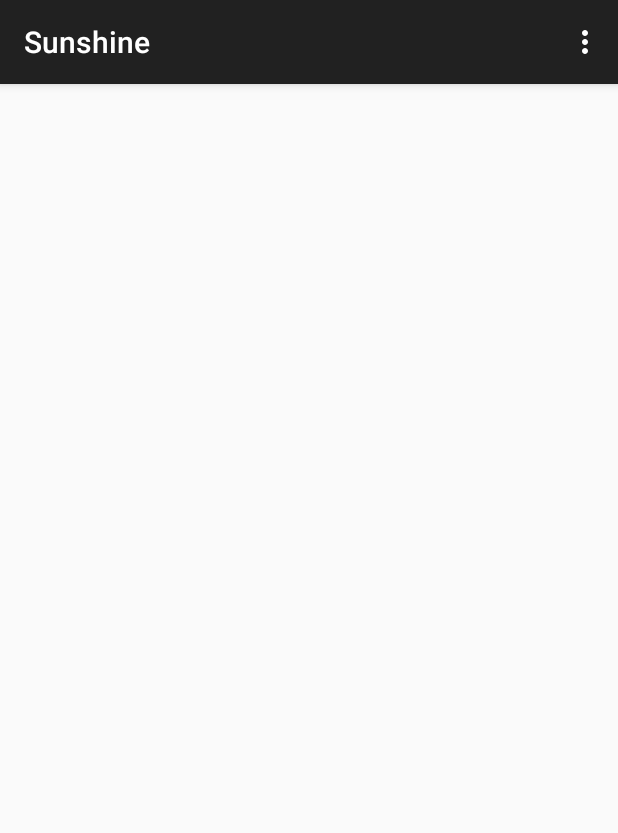
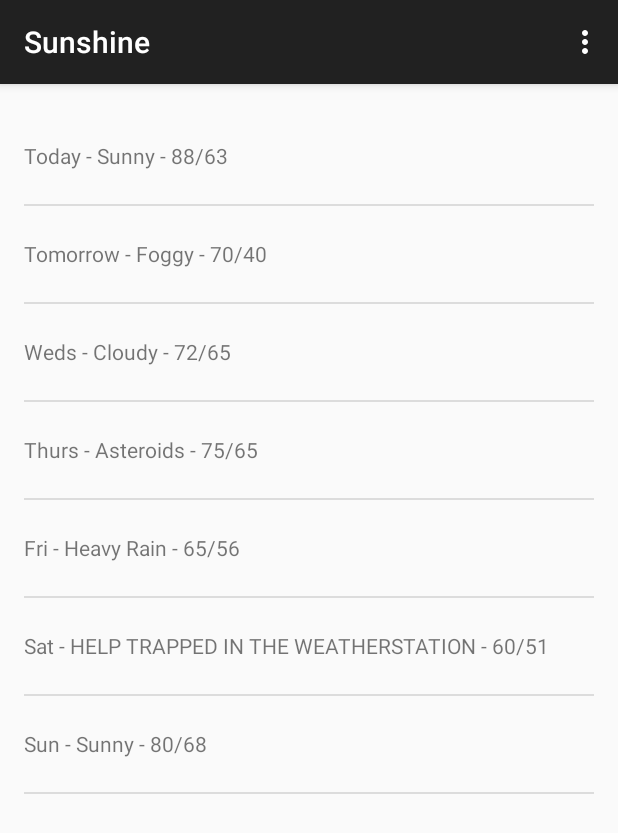
Before and after one commit to fnc314/sunshine_app_udacity_android, an Android app: the screen it shows after launch (MainActivity), on a phone screen of 412 x 824 dp. Shown: the top 833 px of the screen. Run offline under Robolectric (Android 15) with nearby library versions, the phone set to English and light mode, and no system bars.

```diff
--- a/app/src/main/java/com/fnc314/sunshine/app/MainActivity.java
+++ b/app/src/main/java/com/fnc314/sunshine/app/MainActivity.java
@@ -10,7 +10,12 @@ import android.view.MenuItem;
 import android.view.View;
 import android.view.ViewGroup;
 import android.os.Build;
+import android.widget.ArrayAdapter;
+import android.widget.ListView;
 
+import java.util.ArrayList;
+import java.util.Arrays;
+import java.util.List;
 
 
 public class MainActivity extends ActionBarActivity {
@@ -58,6 +63,32 @@ public class MainActivity extends ActionBarActivity {
         public View onCreateView(LayoutInflater inflater, ViewGroup container,
                 Bundle savedInstanceState) {
             View rootView = inflater.inflate(R.layout.fragment_main, container, false);
+
+            String[] forecastArray = {
+                    "Today - Sunny - 88/63",
+                    "Tomorrow - Foggy - 70/40",
+                    "Weds - Cloudy - 72/65",
+                    "Thurs - Asteroids - 75/65",
+                    "Fri - Heavy Rain - 65/56",
+                    "Sat - HELP TRAPPED IN THE WEATHERSTATION - 60/51",
+                    "Sun - Sunny - 80/68"
+            };
+
+            List<String> weekForecast = new ArrayList<String>(Arrays.asList(forecastArray));
+
+            ArrayAdapter<String> mForecastAdapter = new ArrayAdapter<String>(
+                    //  The current context (this fragment's parent activity)
+                    getActivity(),
+                    // ID of list item layout
+                    R.layout.list_item_forecast,
+                    // ID of the textview to populate
+                    R.id.list_item_forecast_textview,
+                    //  Forecast Data
+                    weekForecast);
+            // Find the listView and set the adapter to it from the ArrayAdapter created above
+            // USE THIS METHOD TO ATTACH LIST OF TEXT FROM SERVER
+            ListView listView = (ListView) rootView.findViewById(R.id.listview_forecast);
+            listView.setAdapter(mForecastAdapter);
             return rootView;
         }
     }
--- a/app/src/main/res/layout/fragment_main.xml
+++ b/app/src/main/res/layout/fragment_main.xml
@@ -10,7 +10,8 @@
 
     <ListView
         android:layout_width="match_parent"
-        android:layout_height="match_parent">
+        android:layout_height="match_parent"
+        android:id="@+id/listview_forecast">
 
 
     </ListView>
```
